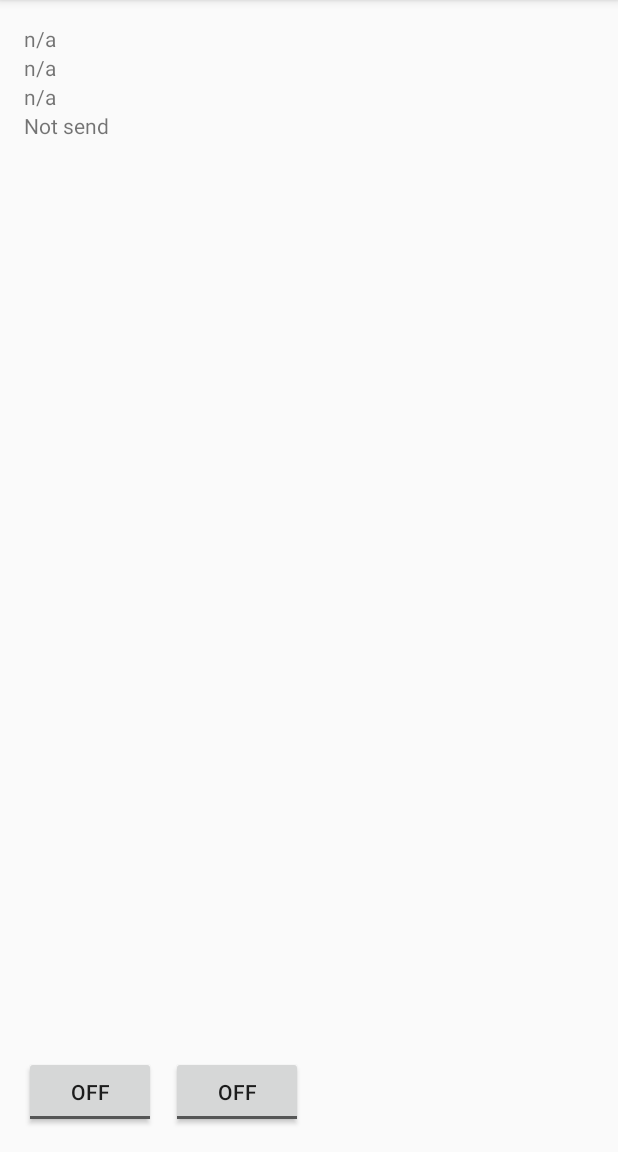
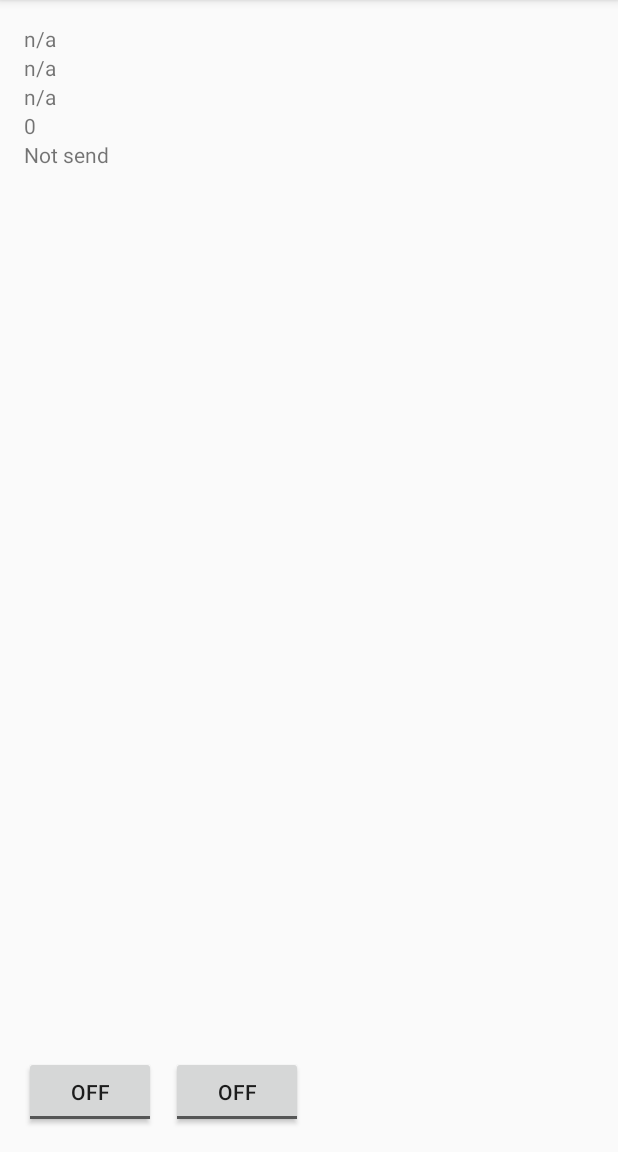
Before and after one commit to sebamora84/CarTracking, an Android app: the screen it shows after launch (MainActivity), on a phone screen of 412 x 824 dp, the part 84-1236 px from its top. Run offline under Robolectric (Android 15) with nearby library versions, the phone set to English and light mode, and no system bars; 2 statements that could not run were skipped.

Commit message:
Get single marker to init id

```diff
--- a/GpsTrackerSimulator/app/src/main/java/com/sebamora/simulators/gpstrackersimulator/MainActivity.java
+++ b/GpsTrackerSimulator/app/src/main/java/com/sebamora/simulators/gpstrackersimulator/MainActivity.java
@@ -20,6 +20,10 @@ import android.widget.CompoundButton;
 import android.widget.TextView;
 import android.widget.Toast;
 import android.widget.ToggleButton;
+
+import org.json.JSONArray;
+import org.json.JSONException;
+import org.json.JSONObject;
 
 import java.text.SimpleDateFormat;
 import java.util.Calendar;
@@ -118,6 +122,9 @@ public class MainActivity extends AppCompatActivity {
                 }
             }
         });
+
+        GetLastIdTask lastIdTask = new GetLastIdTask();
+        lastIdTask.execute("1000");
     }
 
     @Override
@@ -153,20 +160,34 @@ public class MainActivity extends AppCompatActivity {
         return formatter.format(calendar.getTime());
     }
     private void ShowSendResult(String jsonItems) {
-        TextView txtResult = (TextView) findViewById(R.id.txtResult);
-        txtResult.setText(jsonItems);
+        try {
+            TextView txtResult = (TextView) findViewById(R.id.txtResult);
+            txtResult.setText(jsonItems);
+        }
+        catch (Exception e)
+        {
+            e.printStackTrace();
+        }
+    }
+    private void ShowNewId(int id) {
+
+        try {
+            TextView txtId = (TextView) findViewById(R.id.txtNewId);
+            txtId.setText(id);
+        }
+        catch (Exception e)
+        {
+          e.printStackTrace();
+        }
     }
     public class SendPositionTimerTask extends TimerTask{
         @Override
         public void run() {
-            if (lastLocation==null)
-            {
+            if (lastLocation==null) {
                 return;
             }
-
-            SendPositionTask sendTask = new SendPositionTask();
             Marker marker = new Marker();
-            marker.id = id++;
+            marker.id = ++id;
             marker.device_id = 9999;
             marker.unit_id = 1000;
             marker.lat = lastLocation.getLatitude();
@@ -174,7 +195,9 @@ public class MainActivity extends AppCompatActivity {
             marker.accuracy = lastLocation.getAccuracy();
             marker.type = "move";
             marker.timestamp = lastLocation.getTime();
+            SendPositionTask sendTask = new SendPositionTask();
             sendTask.execute(marker);
+            ShowNewId(id);
         }
     }
 
@@ -222,17 +245,55 @@ public class MainActivity extends AppCompatActivity {
 
         @Override
         protected void onProgressUpdate(String... jsonItems){
+            ShowSendResult(jsonItems[0]);
+            ShowNewId(id);
+        }
+    }
 
-            if (jsonItems[0].contains("slowAES"))
-            {
-                ShowSendResult("Regenerating cookies");
+    public class GetLastIdTask extends AsyncTask<String, String, String> {
+        @Override
+        protected String doInBackground(String... params) {
+            try {
+                String unit_id = params[0];
+                String url = "http://www.trackingnorte.co.nf/getLastMarkerJSON.php";
+                Uri.Builder builder = new Uri.Builder()
+                        .appendQueryParameter("unit_id", unit_id);
+                String postParams = builder.build().getEncodedQuery();
 
-                return;
+                String jsonItems;
+                try
+                {
+                    jsonItems = new WebConnection().GetJsonItems(url, postParams);
+                    publishProgress(jsonItems);
+                }
+                catch (Exception e)
+                {
+                    Logger.getLogger(getClass().getName()).log(Level.SEVERE, null, e);
+                    return "Error requesting json items";
+                }
+            } catch (Exception e) {
+                Logger.getLogger(getClass().getName()).log(Level.SEVERE, null, e);
+                return e.getMessage();
             }
-
-            ShowSendResult(jsonItems[0]);
+            return "Ok";
         }
 
+        @Override
+        protected void onPostExecute(String result) {
+            if (result != "Ok") {
+                Toast.makeText(getApplicationContext(), result, Toast.LENGTH_SHORT).show();
+            }
+        }
 
+        @Override
+        protected void onProgressUpdate(String... jsonItems){
+            try {
+                JSONObject marker = new JSONObject(jsonItems[0]);
+                id = marker.getInt("id");
+            } catch (JSONException e) {
+                e.printStackTrace();
+            }
+            ShowNewId(id);
+        }
     }
 }
--- a/GpsTrackerSimulator/app/src/main/res/layout-land/content_main.xml
+++ /dev/null
@@ -1,156 +0,0 @@
-<?xml version="1.0" encoding="utf-8"?>
-<RelativeLayout xmlns:android="http://schemas.android.com/apk/res/android"
-    xmlns:app="http://schemas.android.com/apk/res-auto"
-    xmlns:tools="http://schemas.android.com/tools"
-    android:id="@+id/content_main"
-    android:layout_width="match_parent"
-    android:layout_height="match_parent"
-    android:paddingBottom="@dimen/activity_vertical_margin"
-    android:paddingLeft="@dimen/activity_horizontal_margin"
-    android:paddingRight="@dimen/activity_horizontal_margin"
-    android:paddingTop="@dimen/activity_vertical_margin"
-    app:layout_behavior="@string/appbar_scrolling_view_behavior"
-    tools:context="com.sebamora.simulators.gpstrackersimulator.MainActivity"
-    tools:showIn="@layout/activity_main">
-
-    <Button
-        android:text="Connect"
-        android:layout_width="wrap_content"
-        android:layout_height="wrap_content"
-        android:id="@+id/btnConnect"
-        android:layout_alignParentBottom="true"
-        android:layout_alignParentLeft="true"
-        android:layout_alignParentStart="true" />
-
-    <Button
-        android:text="Stop"
-        android:layout_width="wrap_content"
-        android:layout_height="wrap_content"
-        android:id="@+id/btnStop"
-        android:layout_alignBaseline="@+id/btnStart"
-        android:layout_alignBottom="@+id/btnStart"
-        android:layout_toRightOf="@+id/btnStart"
-        android:layout_toEndOf="@+id/btnStart" />
-
-    <Button
-        android:text="Disconnect"
-        android:layout_width="wrap_content"
-        android:layout_height="wrap_content"
-        android:layout_alignParentBottom="true"
-        android:layout_toRightOf="@+id/btnConnect"
-        android:layout_toEndOf="@+id/btnConnect"
-        android:id="@+id/btnDisconnect" />
-
-    <TextView
-        android:text=".-"
-        android:layout_width="wrap_content"
-        android:layout_height="wrap_content"
-        android:layout_alignParentLeft="true"
-        android:layout_alignParentStart="true"
-        android:id="@+id/txtPostResult"
-        android:layout_above="@+id/btnConnect"
-        android:layout_alignParentRight="true"
-        android:layout_alignParentEnd="true" />
-
-    <TextView
-        android:text="Result:"
-        android:layout_width="wrap_content"
-        android:layout_height="wrap_content"
-        android:id="@+id/txtResult"
-        android:layout_below="@+id/btnStart"
-        android:layout_alignParentLeft="true"
-        android:layout_alignParentStart="true"
-        android:layout_marginTop="126dp" />
-
-    <TextView
-        android:text="Unit Id"
-        android:layout_width="wrap_content"
-        android:layout_height="wrap_content"
-        android:layout_below="@+id/txtId"
-        android:layout_alignParentLeft="true"
-        android:layout_alignParentStart="true"
-        android:id="@+id/txtUnitId"
-        android:layout_alignRight="@+id/txtResult"
-        android:layout_alignEnd="@+id/txtResult" />
-
-    <TextView
-        android:text="Lat"
-        android:layout_width="wrap_content"
-        android:layout_height="wrap_content"
-        android:layout_below="@+id/txtUnitId"
-        android:layout_alignParentLeft="true"
-        android:layout_alignParentStart="true"
-        android:id="@+id/txtLat" />
-
-    <TextView
-        android:text="Lng"
-        android:layout_width="wrap_content"
-        android:layout_height="wrap_content"
-        android:layout_below="@+id/txtLat"
-        android:layout_alignParentLeft="true"
-        android:layout_alignParentStart="true"
-        android:id="@+id/txtLng" />
-
-    <TextView
-        android:text="Type"
-        android:layout_width="wrap_content"
-        android:layout_height="wrap_content"
-        android:id="@+id/txtType"
-        android:layout_below="@+id/txtLng"
-        android:layout_alignParentLeft="true"
-        android:layout_alignParentStart="true" />
-
-    <TextView
-        android:text="Time"
-        android:layout_width="wrap_content"
-        android:layout_height="wrap_content"
-        android:id="@+id/txtTimestamp"
-        android:layout_below="@+id/txtType"
-        android:layout_alignParentLeft="true"
-        android:layout_alignParentStart="true" />
-
-    <Button
-        android:text="Start"
-        android:layout_width="wrap_content"
-        android:layout_height="wrap_content"
-        android:id="@+id/btnStart"
-        android:layout_above="@+id/txtPostResult"
-        android:layout_alignParentLeft="true"
-        android:layout_alignParentStart="true"
-        android:layout_marginBottom="21dp" />
-
-    <TextView
-        android:text="Id"
-        android:layout_width="wrap_content"
-        android:layout_height="wrap_content"
-        android:id="@+id/txtId"
-        android:layout_centerVertical="true"
-        android:layout_alignParentLeft="true"
-        android:layout_alignParentStart="true" />
-
-    <TableLayout
-        android:layout_width="match_parent"
-        android:layout_height="match_parent"
-        android:layout_alignParentTop="true"
-        android:layout_alignParentLeft="true"
-        android:layout_alignParentStart="true"
-        android:layout_above="@+id/txtId">
-
-        <TableRow
-            android:layout_width="match_parent"
-            android:layout_height="match_parent" />
-
-        <TableRow
-            android:layout_width="match_parent"
-            android:layout_height="match_parent" />
-
-        <TableRow
-            android:layout_width="match_parent"
-            android:layout_height="match_parent" />
-
-        <TableRow
-            android:layout_width="match_parent"
-            android:layout_height="match_parent" />
-    </TableLayout>
-
-</RelativeLayout>
--- a/GpsTrackerSimulator/app/src/main/res/layout/content_main.xml
+++ b/GpsTrackerSimulator/app/src/main/res/layout/content_main.xml
@@ -58,11 +58,19 @@
         android:layout_alignParentLeft="true"
         android:layout_alignParentStart="true" />
     <TextView
-        android:text="Not send"
+        android:text="0"
         android:layout_width="wrap_content"
         android:layout_height="wrap_content"
         android:layout_below="@+id/txtAccuracy"
         android:layout_alignParentLeft="true"
         android:layout_alignParentStart="true"
+        android:id="@+id/txtNewId" />
+    <TextView
+        android:text="Not send"
+        android:layout_width="wrap_content"
+        android:layout_height="wrap_content"
+        android:layout_below="@+id/txtNewId"
+        android:layout_alignParentLeft="true"
+        android:layout_alignParentStart="true"
         android:id="@+id/txtResult" />
 </RelativeLayout>
```
Also changed, not shown: 3 other files.
